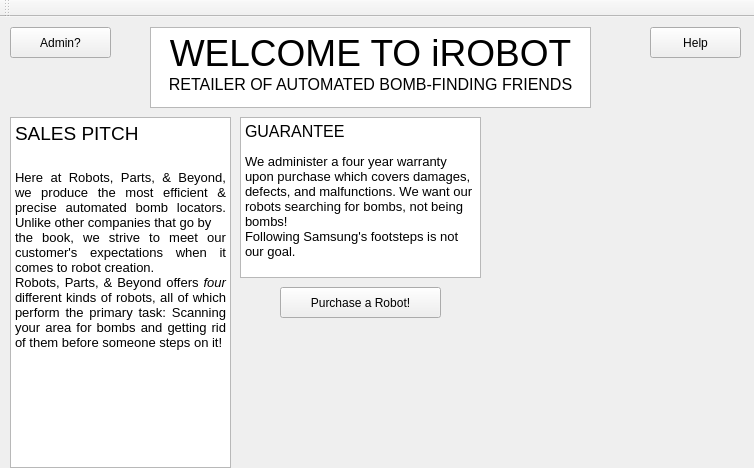
Above: GUI/mainwindow.ui from alanc9016/fragile before the change. Below: the same form after it.
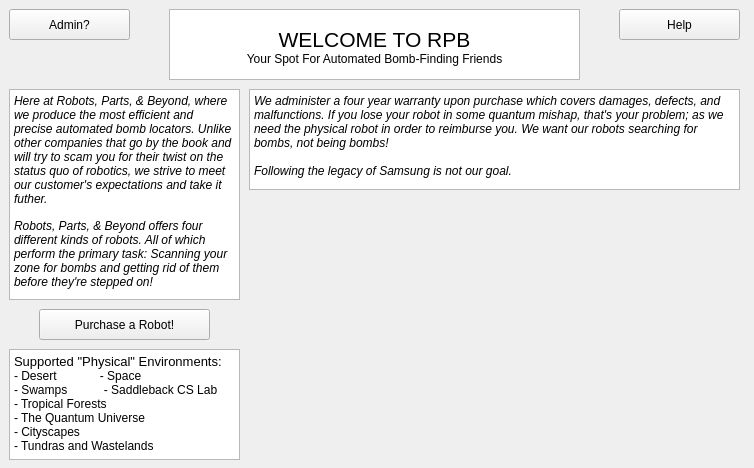
That is the form after the change.

Commit message: Reworked App Layout -- using the stacked widget

```diff
--- a/GUI/mainwindow.ui
+++ b/GUI/mainwindow.ui
@@ -13,13 +13,23 @@
   <property name="windowTitle">
    <string>MainWindow</string>
   </property>
+  <widget class="QWidget" name="centralWidget">
+   <widget class="QStackedWidget" name="stackedWidget">
+    <property name="geometry">
+     <rect>
+      <x>-1</x>
+      <y>-1</y>
+      <width>751</width>
+      <height>471</height>
+     </rect>
+    </property>
   <widget class="QWidget" name="landingPage">
    <widget class="QPushButton" name="adminLogBtn">
     <property name="geometry">
      <rect>
       <x>10</x>
       <y>10</y>
-      <width>101</width>
+        <width>121</width>
       <height>31</height>
      </rect>
     </property>
@@ -30,9 +40,9 @@
    <widget class="QPushButton" name="helpBtn">
     <property name="geometry">
      <rect>
-      <x>650</x>
+        <x>620</x>
       <y>10</y>
-      <width>91</width>
+        <width>121</width>
       <height>31</height>
      </rect>
     </property>
@@ -40,51 +50,12 @@
      <string>Help</string>
     </property>
    </widget>
-   <widget class="QTextEdit" name="titleBar">
-    <property name="geometry">
-     <rect>
-      <x>150</x>
-      <y>10</y>
-      <width>441</width>
-      <height>81</height>
-     </rect>
-    </property>
-    <property name="html">
-     <string>&lt;!DOCTYPE HTML PUBLIC &quot;-//W3C//DTD HTML 4.0//EN&quot; &quot;http://www.w3.org/TR/REC-html40/strict.dtd&quot;&gt;
-&lt;html&gt;&lt;head&gt;&lt;meta name=&quot;qrichtext&quot; content=&quot;1&quot; /&gt;&lt;style type=&quot;text/css&quot;&gt;
-p, li { white-space: pre-wrap; }
-&lt;/style&gt;&lt;/head&gt;&lt;body style=&quot; font-family:'MS Shell Dlg 2'; font-size:8.25pt; font-weight:400; font-style:normal;&quot;&gt;
-&lt;p align=&quot;center&quot; style=&quot; margin-top:0px; margin-bottom:0px; margin-left:0px; margin-right:0px; -qt-block-indent:0; text-indent:0px;&quot;&gt;&lt;span style=&quot; font-size:28pt;&quot;&gt;WELCOME TO iROBOT&lt;/span&gt;&lt;/p&gt;
-&lt;p align=&quot;center&quot; style=&quot; margin-top:0px; margin-bottom:0px; margin-left:0px; margin-right:0px; -qt-block-indent:0; text-indent:0px;&quot;&gt;&lt;span style=&quot; font-size:12pt;&quot;&gt;RETAILER OF AUTOMATED BOMB-FINDING FRIENDS&lt;/span&gt;&lt;/p&gt;&lt;/body&gt;&lt;/html&gt;</string>
-    </property>
-   </widget>
-   <widget class="QTextEdit" name="textEdit">
-    <property name="geometry">
-     <rect>
-      <x>10</x>
-      <y>100</y>
-      <width>221</width>
-      <height>351</height>
-     </rect>
-    </property>
-    <property name="html">
-     <string>&lt;!DOCTYPE HTML PUBLIC &quot;-//W3C//DTD HTML 4.0//EN&quot; &quot;http://www.w3.org/TR/REC-html40/strict.dtd&quot;&gt;
-&lt;html&gt;&lt;head&gt;&lt;meta name=&quot;qrichtext&quot; content=&quot;1&quot; /&gt;&lt;style type=&quot;text/css&quot;&gt;
-p, li { white-space: pre-wrap; }
-&lt;/style&gt;&lt;/head&gt;&lt;body style=&quot; font-family:'MS Shell Dlg 2'; font-size:8.25pt; font-weight:400; font-style:normal;&quot;&gt;
-&lt;p style=&quot; margin-top:0px; margin-bottom:0px; margin-left:0px; margin-right:0px; -qt-block-indent:0; text-indent:0px;&quot;&gt;&lt;span style=&quot; font-size:14pt;&quot;&gt;SALES PITCH&lt;/span&gt;&lt;/p&gt;
-&lt;p style=&quot;-qt-paragraph-type:empty; margin-top:0px; margin-bottom:0px; margin-left:0px; margin-right:0px; -qt-block-indent:0; text-indent:0px; font-size:16pt;&quot;&gt;&lt;br /&gt;&lt;/p&gt;
-&lt;p align=&quot;justify&quot; style=&quot; margin-top:0px; margin-bottom:0px; margin-left:0px; margin-right:0px; -qt-block-indent:0; text-indent:0px;&quot;&gt;&lt;span style=&quot; font-size:10pt;&quot;&gt;Here at Robots, Parts, &amp;amp; Beyond, we produce the most efficient &amp;amp; precise automated bomb locators. Unlike other companies that go by &lt;/span&gt;&lt;/p&gt;
-&lt;p align=&quot;justify&quot; style=&quot; margin-top:0px; margin-bottom:0px; margin-left:0px; margin-right:0px; -qt-block-indent:0; text-indent:0px;&quot;&gt;&lt;span style=&quot; font-size:10pt;&quot;&gt;the book, we strive to meet our customer's expectations when it comes to robot creation.&lt;/span&gt;&lt;/p&gt;
-&lt;p align=&quot;justify&quot; style=&quot; margin-top:0px; margin-bottom:0px; margin-left:0px; margin-right:0px; -qt-block-indent:0; text-indent:0px;&quot;&gt;&lt;span style=&quot; font-size:10pt;&quot;&gt;Robots, Parts, &amp;amp; Beyond offers &lt;/span&gt;&lt;span style=&quot; font-size:10pt; font-style:italic;&quot;&gt;four &lt;/span&gt;&lt;span style=&quot; font-size:10pt;&quot;&gt;different kinds of robots, all of which perform the primary task: Scanning your area for bombs and getting rid of them before someone steps on it!&lt;/span&gt;&lt;/p&gt;&lt;/body&gt;&lt;/html&gt;</string>
-    </property>
-   </widget>
    <widget class="QPushButton" name="purchaseBtn">
     <property name="geometry">
      <rect>
-      <x>280</x>
-      <y>270</y>
-      <width>161</width>
+        <x>40</x>
+        <y>310</y>
+        <width>171</width>
       <height>31</height>
      </rect>
     </property>
@@ -95,10 +66,10 @@
    <widget class="QTextEdit" name="textEdit_2">
     <property name="geometry">
      <rect>
-      <x>240</x>
-      <y>100</y>
-      <width>241</width>
-      <height>161</height>
+        <x>10</x>
+        <y>90</y>
+        <width>231</width>
+        <height>211</height>
      </rect>
     </property>
     <property name="html">
@@ -106,20 +77,135 @@
 &lt;html&gt;&lt;head&gt;&lt;meta name=&quot;qrichtext&quot; content=&quot;1&quot; /&gt;&lt;style type=&quot;text/css&quot;&gt;
 p, li { white-space: pre-wrap; }
 &lt;/style&gt;&lt;/head&gt;&lt;body style=&quot; font-family:'MS Shell Dlg 2'; font-size:8.25pt; font-weight:400; font-style:normal;&quot;&gt;
-&lt;p style=&quot; margin-top:0px; margin-bottom:0px; margin-left:0px; margin-right:0px; -qt-block-indent:0; text-indent:0px;&quot;&gt;&lt;span style=&quot; font-size:12pt;&quot;&gt;GUARANTEE&lt;/span&gt;&lt;/p&gt;
+&lt;p style=&quot; margin-top:0px; margin-bottom:0px; margin-left:0px; margin-right:0px; -qt-block-indent:0; text-indent:0px;&quot;&gt;&lt;span style=&quot; font-size:9pt; font-style:italic;&quot;&gt;Here at Robots, Parts, &amp;amp; Beyond, where we produce the most efficient and precise automated bomb locators. Unlike other companies that go by the book and will try to scam you for their twist on the status quo of robotics, we strive to meet our customer's expectations and take it futher.&lt;/span&gt;&lt;/p&gt;
 &lt;p style=&quot;-qt-paragraph-type:empty; margin-top:0px; margin-bottom:0px; margin-left:0px; margin-right:0px; -qt-block-indent:0; text-indent:0px;&quot;&gt;&lt;br /&gt;&lt;/p&gt;
-&lt;p style=&quot; margin-top:0px; margin-bottom:0px; margin-left:0px; margin-right:0px; -qt-block-indent:0; text-indent:0px;&quot;&gt;&lt;span style=&quot; font-size:10pt;&quot;&gt;We administer a four year warranty upon purchase which covers damages, defects, and malfunctions. We want our robots searching for bombs, not being bombs! &lt;/span&gt;&lt;/p&gt;
-&lt;p style=&quot; margin-top:0px; margin-bottom:0px; margin-left:0px; margin-right:0px; -qt-block-indent:0; text-indent:0px;&quot;&gt;&lt;span style=&quot; font-size:10pt;&quot;&gt;Following Samsung's footsteps is not our goal.&lt;/span&gt;&lt;/p&gt;&lt;/body&gt;&lt;/html&gt;</string>
-    </property>
-   </widget>
-  </widget>
-  <widget class="QToolBar" name="mainToolBar">
-   <attribute name="toolBarArea">
-    <enum>TopToolBarArea</enum>
-   </attribute>
-   <attribute name="toolBarBreak">
-    <bool>false</bool>
-   </attribute>
+&lt;p style=&quot; margin-top:0px; margin-bottom:0px; margin-left:0px; margin-right:0px; -qt-block-indent:0; text-indent:0px;&quot;&gt;&lt;span style=&quot; font-size:9pt; font-style:italic;&quot;&gt;Robots, Parts, &amp;amp; Beyond offers four different kinds of robots. All of which perform the primary task: Scanning your zone for bombs and getting rid of them before they're stepped on!&lt;/span&gt;&lt;/p&gt;&lt;/body&gt;&lt;/html&gt;</string>
+      </property>
+     </widget>
+     <widget class="QTextEdit" name="textEdit_2">
+      <property name="geometry">
+       <rect>
+        <x>170</x>
+        <y>10</y>
+        <width>411</width>
+        <height>71</height>
+       </rect>
+      </property>
+      <property name="html">
+       <string>&lt;!DOCTYPE HTML PUBLIC &quot;-//W3C//DTD HTML 4.0//EN&quot; &quot;http://www.w3.org/TR/REC-html40/strict.dtd&quot;&gt;
+&lt;html&gt;&lt;head&gt;&lt;meta name=&quot;qrichtext&quot; content=&quot;1&quot; /&gt;&lt;style type=&quot;text/css&quot;&gt;
+p, li { white-space: pre-wrap; }
+&lt;/style&gt;&lt;/head&gt;&lt;body style=&quot; font-family:'MS Shell Dlg 2'; font-size:8.25pt; font-weight:400; font-style:normal;&quot;&gt;
+&lt;p align=&quot;center&quot; style=&quot;-qt-paragraph-type:empty; margin-top:0px; margin-bottom:0px; margin-left:0px; margin-right:0px; -qt-block-indent:0; text-indent:0px;&quot;&gt;&lt;br /&gt;&lt;/p&gt;
+&lt;p align=&quot;center&quot; style=&quot; margin-top:0px; margin-bottom:0px; margin-left:0px; margin-right:0px; -qt-block-indent:0; text-indent:0px;&quot;&gt;&lt;span style=&quot; font-size:16pt;&quot;&gt;WELCOME TO RPB&lt;/span&gt;&lt;/p&gt;
+&lt;p align=&quot;center&quot; style=&quot; margin-top:0px; margin-bottom:0px; margin-left:0px; margin-right:0px; -qt-block-indent:0; text-indent:0px;&quot;&gt;&lt;span style=&quot; font-size:9pt;&quot;&gt;Your Spot For Automated Bomb-Finding Friends&lt;/span&gt;&lt;/p&gt;&lt;/body&gt;&lt;/html&gt;</string>
+      </property>
+     </widget>
+     <widget class="QTextEdit" name="textEdit_3">
+      <property name="geometry">
+       <rect>
+        <x>250</x>
+        <y>90</y>
+        <width>491</width>
+        <height>101</height>
+       </rect>
+      </property>
+      <property name="html">
+       <string>&lt;!DOCTYPE HTML PUBLIC &quot;-//W3C//DTD HTML 4.0//EN&quot; &quot;http://www.w3.org/TR/REC-html40/strict.dtd&quot;&gt;
+&lt;html&gt;&lt;head&gt;&lt;meta name=&quot;qrichtext&quot; content=&quot;1&quot; /&gt;&lt;style type=&quot;text/css&quot;&gt;
+p, li { white-space: pre-wrap; }
+&lt;/style&gt;&lt;/head&gt;&lt;body style=&quot; font-family:'MS Shell Dlg 2'; font-size:8.25pt; font-weight:400; font-style:normal;&quot;&gt;
+&lt;p style=&quot; margin-top:0px; margin-bottom:0px; margin-left:0px; margin-right:0px; -qt-block-indent:0; text-indent:0px;&quot;&gt;&lt;span style=&quot; font-size:9pt; font-style:italic;&quot;&gt;We administer a four year warranty upon purchase which covers damages, defects, and malfunctions. If you lose your robot in some quantum mishap, that's your problem; as we need the physical robot in order to reimburse you. We want our robots searching for bombs, not being bombs!&lt;/span&gt;&lt;/p&gt;
+&lt;p style=&quot;-qt-paragraph-type:empty; margin-top:0px; margin-bottom:0px; margin-left:0px; margin-right:0px; -qt-block-indent:0; text-indent:0px; font-size:9pt; font-style:italic;&quot;&gt;&lt;br /&gt;&lt;/p&gt;
+&lt;p style=&quot; margin-top:0px; margin-bottom:0px; margin-left:0px; margin-right:0px; -qt-block-indent:0; text-indent:0px;&quot;&gt;&lt;span style=&quot; font-size:9pt; font-style:italic;&quot;&gt;Following the legacy of Samsung is not our goal.&lt;/span&gt;&lt;/p&gt;&lt;/body&gt;&lt;/html&gt;</string>
+      </property>
+     </widget>
+     <widget class="QTextEdit" name="textEdit_4">
+      <property name="geometry">
+       <rect>
+        <x>10</x>
+        <y>350</y>
+        <width>231</width>
+        <height>111</height>
+       </rect>
+      </property>
+      <property name="html">
+       <string>&lt;!DOCTYPE HTML PUBLIC &quot;-//W3C//DTD HTML 4.0//EN&quot; &quot;http://www.w3.org/TR/REC-html40/strict.dtd&quot;&gt;
+&lt;html&gt;&lt;head&gt;&lt;meta name=&quot;qrichtext&quot; content=&quot;1&quot; /&gt;&lt;style type=&quot;text/css&quot;&gt;
+p, li { white-space: pre-wrap; }
+&lt;/style&gt;&lt;/head&gt;&lt;body style=&quot; font-family:'MS Shell Dlg 2'; font-size:8.25pt; font-weight:400; font-style:normal;&quot;&gt;
+&lt;p style=&quot; margin-top:0px; margin-bottom:0px; margin-left:0px; margin-right:0px; -qt-block-indent:0; text-indent:0px;&quot;&gt;&lt;span style=&quot; font-size:10pt;&quot;&gt;Supported &amp;quot;Physical&amp;quot; Environments:&lt;/span&gt;&lt;/p&gt;
+&lt;p style=&quot; margin-top:0px; margin-bottom:0px; margin-left:0px; margin-right:0px; -qt-block-indent:0; text-indent:0px;&quot;&gt;&lt;span style=&quot; font-size:9pt;&quot;&gt;- Desert             - Space                  &lt;/span&gt;&lt;/p&gt;
+&lt;p style=&quot; margin-top:0px; margin-bottom:0px; margin-left:0px; margin-right:0px; -qt-block-indent:0; text-indent:0px;&quot;&gt;&lt;span style=&quot; font-size:9pt;&quot;&gt;- Swamps           - Saddleback CS Lab&lt;/span&gt;&lt;/p&gt;
+&lt;p style=&quot; margin-top:0px; margin-bottom:0px; margin-left:0px; margin-right:0px; -qt-block-indent:0; text-indent:0px;&quot;&gt;&lt;span style=&quot; font-size:9pt;&quot;&gt;- Tropical Forests &lt;/span&gt;&lt;/p&gt;
+&lt;p style=&quot; margin-top:0px; margin-bottom:0px; margin-left:0px; margin-right:0px; -qt-block-indent:0; text-indent:0px;&quot;&gt;&lt;span style=&quot; font-size:9pt;&quot;&gt;- The Quantum Universe&lt;/span&gt;&lt;/p&gt;
+&lt;p style=&quot; margin-top:0px; margin-bottom:0px; margin-left:0px; margin-right:0px; -qt-block-indent:0; text-indent:0px;&quot;&gt;&lt;span style=&quot; font-size:9pt;&quot;&gt;- Cityscapes          &lt;/span&gt;&lt;/p&gt;
+&lt;p style=&quot; margin-top:0px; margin-bottom:0px; margin-left:0px; margin-right:0px; -qt-block-indent:0; text-indent:0px;&quot;&gt;&lt;span style=&quot; font-size:9pt;&quot;&gt;- Tundras and Wastelands&lt;/span&gt;&lt;/p&gt;&lt;/body&gt;&lt;/html&gt;</string>
+      </property>
+     </widget>
+    </widget>
+    <widget class="QWidget" name="adminLoginPage">
+     <widget class="QPushButton" name="backBtn">
+      <property name="geometry">
+       <rect>
+        <x>10</x>
+        <y>10</y>
+        <width>111</width>
+        <height>41</height>
+       </rect>
+      </property>
+      <property name="text">
+       <string>Go Back!</string>
+      </property>
+     </widget>
+     <widget class="QLabel" name="usernameLabel">
+      <property name="geometry">
+       <rect>
+        <x>260</x>
+        <y>200</y>
+        <width>51</width>
+        <height>21</height>
+       </rect>
+      </property>
+      <property name="text">
+       <string>Username:</string>
+      </property>
+     </widget>
+     <widget class="QLabel" name="passwordLabel">
+      <property name="geometry">
+       <rect>
+        <x>260</x>
+        <y>240</y>
+        <width>51</width>
+        <height>16</height>
+       </rect>
+      </property>
+      <property name="text">
+       <string>Password:</string>
+      </property>
+     </widget>
+     <widget class="QLineEdit" name="adminUserLE">
+      <property name="geometry">
+       <rect>
+        <x>320</x>
+        <y>200</y>
+        <width>191</width>
+        <height>21</height>
+       </rect>
+      </property>
+     </widget>
+     <widget class="QLineEdit" name="adminPassLE">
+      <property name="geometry">
+       <rect>
+        <x>320</x>
+        <y>240</y>
+        <width>191</width>
+        <height>21</height>
+       </rect>
+      </property>
+     </widget>
+    </widget>
+   </widget>
   </widget>
  </widget>
  <layoutdefault spacing="6" margin="11"/>
```
Left out of the diff: 4 changed lines with no effect on the pictures. Lines whose indentation alone changed are shown as unchanged. The commit also changes 2 other files.
